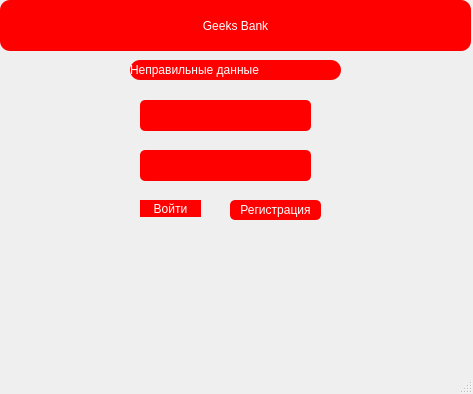
Old version of the form main.ui in the repository qwertymanuser/bank.
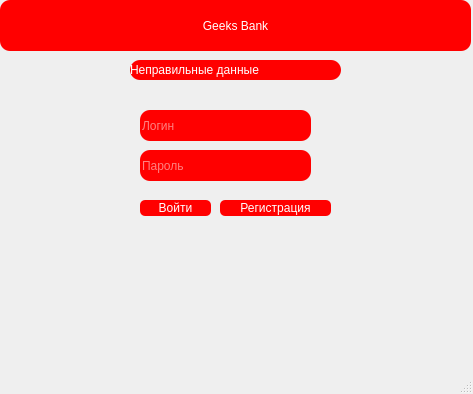
New version of the form.

```diff
--- a/main.ui
+++ b/main.ui
@@ -36,64 +36,20 @@
      <set>Qt::AlignCenter</set>
     </property>
    </widget>
-   <widget class="QLabel" name="login">
-    <property name="geometry">
-     <rect>
-      <x>140</x>
-      <y>100</y>
-      <width>171</width>
-      <height>31</height>
-     </rect>
-    </property>
-    <property name="accessibleName">
-     <string/>
-    </property>
-    <property name="accessibleDescription">
-     <string/>
-    </property>
-    <property name="styleSheet">
-     <string notr="true">font: 17pt &quot;Yu Gothic UI Semibold&quot;;
-color: white;
-background-color: red;
-border-radius: 5px;</string>
-    </property>
-    <property name="text">
-     <string/>
-    </property>
-   </widget>
-   <widget class="QLabel" name="password">
-    <property name="geometry">
-     <rect>
-      <x>140</x>
-      <y>150</y>
-      <width>171</width>
-      <height>31</height>
-     </rect>
-    </property>
-    <property name="styleSheet">
-     <string notr="true">font: 17pt &quot;Yu Gothic UI Semibold&quot;;
-color: white;
-background-color: red;
-border-radius: 5px;</string>
-    </property>
-    <property name="text">
-     <string/>
-    </property>
-   </widget>
    <widget class="QPushButton" name="signin">
     <property name="geometry">
      <rect>
       <x>140</x>
       <y>200</y>
-      <width>61</width>
-      <height>17</height>
+      <width>71</width>
+      <height>16</height>
      </rect>
     </property>
     <property name="styleSheet">
      <string notr="true">font: 17pt &quot;Yu Gothic UI Semibold&quot;;
 color: white;
 background-color: red;
-border-radius: 11px;</string>
+border-radius: 5px;</string>
     </property>
     <property name="text">
      <string>Войти</string>
@@ -102,10 +58,10 @@
    <widget class="QPushButton" name="signup">
     <property name="geometry">
      <rect>
-      <x>230</x>
+      <x>220</x>
       <y>200</y>
-      <width>91</width>
-      <height>20</height>
+      <width>111</width>
+      <height>16</height>
      </rect>
     </property>
     <property name="styleSheet">
@@ -137,6 +93,44 @@
      <string>Неправильные данные</string>
     </property>
    </widget>
+   <widget class="QLineEdit" name="input_login">
+    <property name="geometry">
+     <rect>
+      <x>140</x>
+      <y>110</y>
+      <width>171</width>
+      <height>31</height>
+     </rect>
+    </property>
+    <property name="styleSheet">
+     <string notr="true">color: white;
+background-color: red;
+border-radius: 10px;
+font: 10pt &quot;MS Shell Dlg 2&quot;;</string>
+    </property>
+    <property name="placeholderText">
+     <string>Логин</string>
+    </property>
+   </widget>
+   <widget class="QLineEdit" name="input_login_2">
+    <property name="geometry">
+     <rect>
+      <x>140</x>
+      <y>150</y>
+      <width>171</width>
+      <height>31</height>
+     </rect>
+    </property>
+    <property name="styleSheet">
+     <string notr="true">color: white;
+background-color: red;
+border-radius: 10px;
+font: 10pt &quot;MS Shell Dlg 2&quot;;</string>
+    </property>
+    <property name="placeholderText">
+     <string>Пароль</string>
+    </property>
+   </widget>
   </widget>
   <widget class="QMenuBar" name="menubar">
    <property name="geometry">
```
